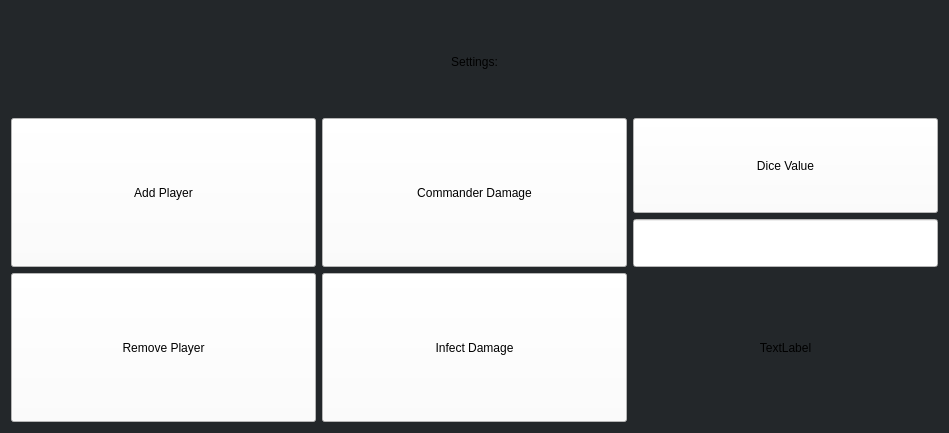
Before: the Qt Designer form MagicUi/settingswindow.ui in GoldschmidtMarko/MagicUi, drawn with Qt 5.
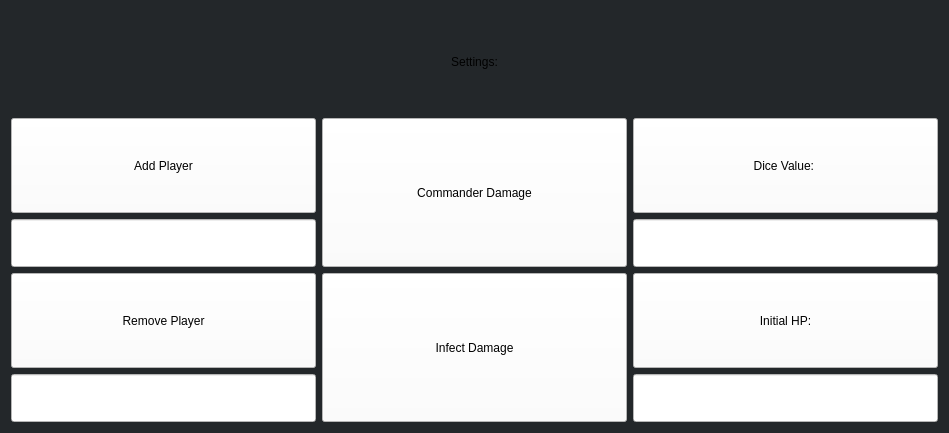
After: the same form once the commit is applied.

The edit to the form file:
```diff
--- a/MagicUi/settingswindow.ui
+++ b/MagicUi/settingswindow.ui
@@ -30,7 +30,9 @@
    <item>
     <layout class="QHBoxLayout" name="buttonLayout" stretch="1,1,1">
      <item>
-      <layout class="QVBoxLayout" name="verticalLayout_2">
+      <layout class="QVBoxLayout" name="verticalLayout_2" stretch="1,1">
+       <item>
+        <layout class="QVBoxLayout" name="verticalLayout_7" stretch="2,1">
        <item>
         <widget class="QPushButton" name="addPlayer">
          <property name="sizePolicy">
@@ -48,6 +50,23 @@
         </widget>
        </item>
        <item>
+          <widget class="QLineEdit" name="lineAdd">
+           <property name="sizePolicy">
+            <sizepolicy hsizetype="Preferred" vsizetype="Preferred">
+             <horstretch>0</horstretch>
+             <verstretch>0</verstretch>
+            </sizepolicy>
+           </property>
+           <property name="styleSheet">
+            <string notr="true">background-color:White;</string>
+           </property>
+          </widget>
+         </item>
+        </layout>
+       </item>
+       <item>
+        <layout class="QVBoxLayout" name="verticalLayout_8" stretch="2,1">
+         <item>
         <widget class="QPushButton" name="removePlayer">
          <property name="sizePolicy">
           <sizepolicy hsizetype="Preferred" vsizetype="Preferred">
@@ -63,6 +82,21 @@
          </property>
         </widget>
        </item>
+         <item>
+          <widget class="QLineEdit" name="lineRemove">
+           <property name="sizePolicy">
+            <sizepolicy hsizetype="Preferred" vsizetype="Preferred">
+             <horstretch>0</horstretch>
+             <verstretch>0</verstretch>
+            </sizepolicy>
+           </property>
+           <property name="styleSheet">
+            <string notr="true">background-color:White;</string>
+           </property>
+          </widget>
+         </item>
+        </layout>
+       </item>
       </layout>
      </item>
      <item>
@@ -117,7 +151,7 @@
             <string notr="true">background-color:White;</string>
            </property>
            <property name="text">
-            <string>Dice Value</string>
+            <string>Dice Value: </string>
            </property>
           </widget>
          </item>
@@ -137,20 +171,37 @@
         </layout>
        </item>
        <item>
-        <widget class="QLabel" name="label_2">
+        <layout class="QVBoxLayout" name="verticalLayout_6" stretch="2,1">
+         <item>
+          <widget class="QPushButton" name="initialHP">
          <property name="sizePolicy">
           <sizepolicy hsizetype="Preferred" vsizetype="Preferred">
            <horstretch>0</horstretch>
            <verstretch>0</verstretch>
           </sizepolicy>
          </property>
+           <property name="styleSheet">
+            <string notr="true">background-color:White;</string>
+           </property>
          <property name="text">
-          <string>TextLabel</string>
-         </property>
-         <property name="alignment">
-          <set>Qt::AlignCenter</set>
-         </property>
-        </widget>
+            <string>Initial HP:</string>
+           </property>
+          </widget>
+         </item>
+         <item>
+          <widget class="QLineEdit" name="lineHP">
+           <property name="sizePolicy">
+            <sizepolicy hsizetype="Preferred" vsizetype="Preferred">
+             <horstretch>0</horstretch>
+             <verstretch>0</verstretch>
+            </sizepolicy>
+           </property>
+           <property name="styleSheet">
+            <string notr="true">background-color:White;</string>
+           </property>
+          </widget>
+         </item>
+        </layout>
        </item>
       </layout>
      </item>
```
Left out of the diff: 4 changed lines with no effect on the pictures. Lines whose indentation alone changed are shown as unchanged.
